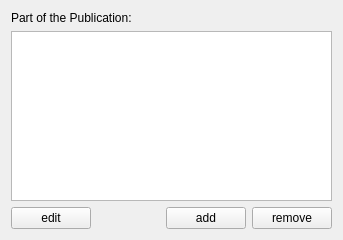
Before: the Qt Designer form src/sidebar/listpartswidget.ui in KDE/conquirere, drawn with Qt 5.
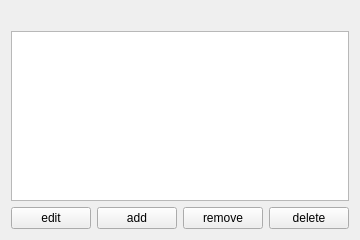
After: the same form once the commit is applied.

Patch:
```diff
--- a/src/sidebar/listpartswidget.ui
+++ b/src/sidebar/listpartswidget.ui
@@ -17,7 +17,7 @@
    <item>
     <widget class="QLabel" name="label">
      <property name="text">
-      <string>Part of the Publication:</string>
+      <string/>
      </property>
     </widget>
    </item>
@@ -60,6 +60,13 @@
        </property>
       </widget>
      </item>
+     <item>
+      <widget class="QPushButton" name="deletePart">
+       <property name="text">
+        <string>delete</string>
+       </property>
+      </widget>
+     </item>
     </layout>
    </item>
   </layout>
```
Left out of the diff: 2 changed lines with no effect on the pictures.
